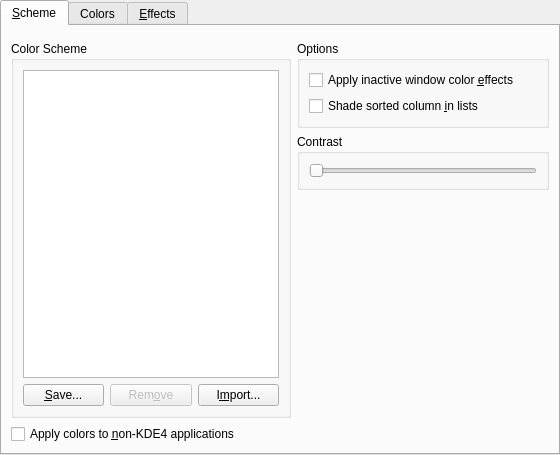
Above: kcontrol/colors/colorsettings.ui from mgottschlag/kwin-tiling before the change. Below: the same form after it.
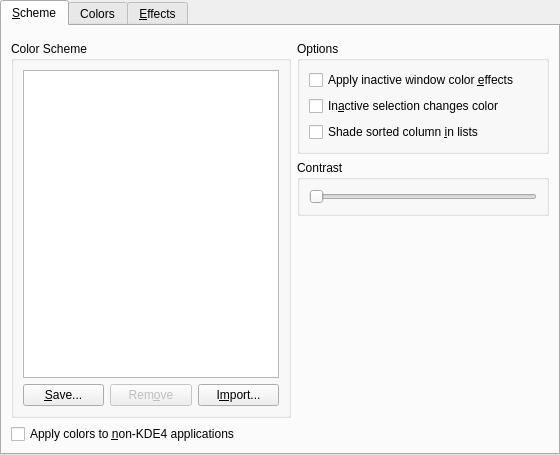
That is the form after the change. Custom widgets are drawn as their Qt base class.

Commit message: Add option to enable/disable inactive selections being a different color (default: off for now, see r747072). Through some clever coding, only write the option if the user explicitly sets it, and when unset, tie it to full inactive effects, since those incur the performance penalty anyway.

What changed in the file:
```diff
--- a/kcontrol/colors/colorsettings.ui
+++ b/kcontrol/colors/colorsettings.ui
@@ -119,6 +119,13 @@
             </property>
            </widget>
           </item>
+          <item>
+           <widget class="QCheckBox" name="inactiveSelectionEffect" >
+            <property name="text" >
+             <string>In&amp;active selection changes color</string>
+            </property>
+           </widget>
+          </item>
           <item>
            <widget class="QCheckBox" name="shadeSortedColumn" >
             <property name="text" >
```
The commit also changes 2 other files.
